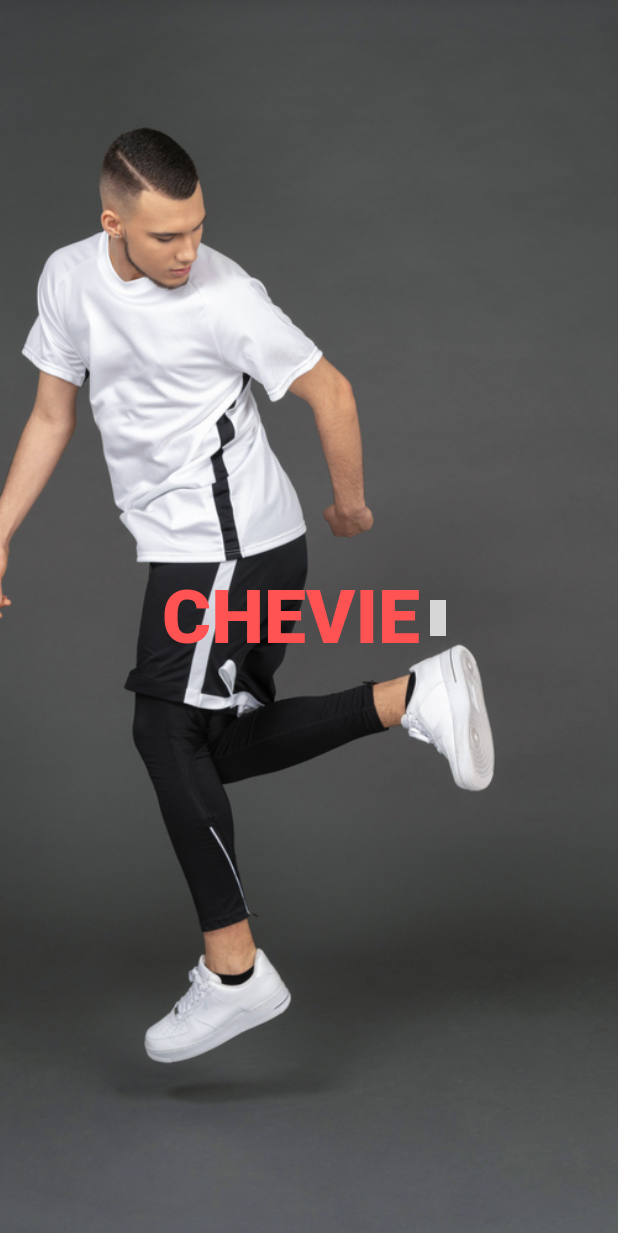
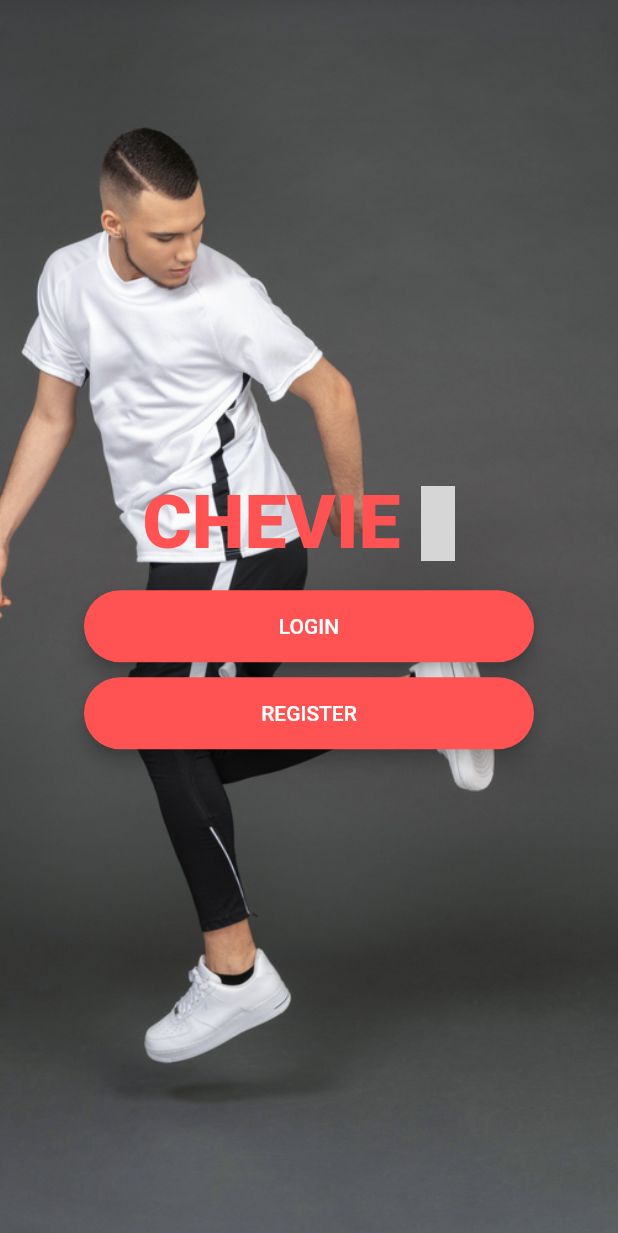
Before and after one commit to NatalmanNahm/chevie_flutter, a Flutter app: the screen it shows after launch, on a phone screen of 412 x 824 dp. Shown: the top 1233 px of the screen. Run offline on Flutter 3.47's test engine with Material 2 defaults, Android fonts, the phone set to English and light mode, and no system bars; our stand-ins replace flutter_icons, google_fonts; Roboto replaces fonts that are missing (Acme); grey boxes are pictures that could not be loaded.

Commit message:
Added a rounded button components. Then Added it to the welcome screen.

```diff
--- /dev/null
+++ b/lib/Components/rounded_button.dart
@@ -0,0 +1,32 @@
+import 'package:flutter/material.dart';
+
+class RoundedButton extends StatelessWidget {
+
+  final Color color;
+  final String buttonText;
+  final Function onPress;
+
+  RoundedButton({@required this.color,
+    @required this.buttonText, @required this.onPress});
+
+  @override
+  Widget build(BuildContext context) {
+    return Padding(
+      padding: EdgeInsets.symmetric(vertical: 5.0),
+      child: Material(
+        color: color,
+        borderRadius: BorderRadius.circular(30.0),
+        elevation: 5.0,
+        child: MaterialButton(
+          onPressed: onPress,
+          minWidth: 300.0,
+          height: 42.0,
+          child: Text(
+            buttonText,
+            style: TextStyle(color: Colors.white),
+          ),
+        ),
+      ),
+    );
+  }
+}
--- a/lib/Screens/welcome_screen.dart
+++ b/lib/Screens/welcome_screen.dart
@@ -1,5 +1,7 @@
 import 'package:flutter/material.dart';
 import 'package:flutter_icons/flutter_icons.dart';
+import 'package:google_fonts/google_fonts.dart';
+import 'package:cheviefutter/Components/rounded_button.dart';
 
 class WelcomeScreen extends StatefulWidget {
   static const String id = 'Welcome Screen';
@@ -27,15 +29,27 @@ class _WelcomeScreenState extends State<WelcomeScreen> {
               children: <Widget>[
                 Text(
                   'CHEVIE',
-                  style: TextStyle(
-                    fontSize: 50.0,
-                    fontWeight: FontWeight.w900,
-                    color: Colors.redAccent
+                  style: GoogleFonts.acme(
+                    textStyle: TextStyle(
+                        fontSize: 50.0,
+                        fontWeight: FontWeight.w900,
+                        color: Colors.redAccent
+                    )
                   ),
                 ),
-                Icon(MaterialCommunityIcons.basketball, color: Colors.redAccent,)
+                Icon(
+                  MaterialCommunityIcons.football,
+                  color: Colors.redAccent,
+                  size: 50.0,
+                )
               ],
-            )
+            ),
+
+            SizedBox(height: 10.0),
+
+            RoundedButton(color: Colors.redAccent, buttonText: 'LOGIN', onPress: null),
+            RoundedButton(color: Colors.redAccent, buttonText: 'REGISTER', onPress: null)
+
           ],
         ),
       ),
--- a/pubspec.yaml
+++ b/pubspec.yaml
@@ -29,6 +29,7 @@ dependencies:
   # Use with the CupertinoIcons class for iOS style icons.
   cupertino_icons: ^0.1.3
   flutter_icons: ^1.1.0
+  google_fonts: ^1.1.0
 
 dev_dependencies:
   flutter_test:
```
Also changed, not shown: pubspec.lock.
